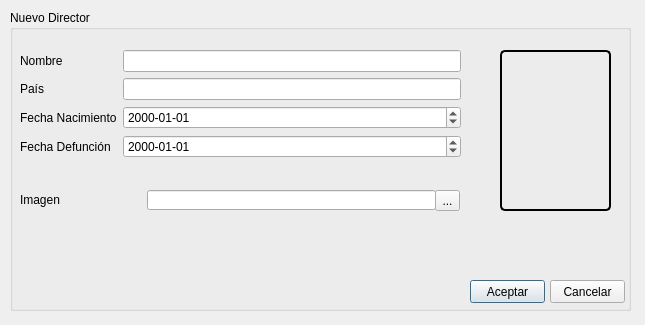
This is Programa/ui_files/NuevoDirectorDialog.ui in fr4j4/TrabajoTallerConstruccionSw as Qt 5 draws it before an edit. The edited form follows.
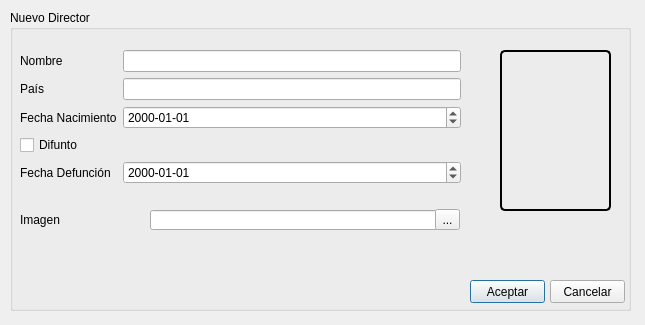
This is the edited form.

Commit message: nuevo director

What changed in the file:
```diff
--- a/Programa/ui_files/NuevoDirectorDialog.ui
+++ b/Programa/ui_files/NuevoDirectorDialog.ui
@@ -31,7 +31,7 @@
       <x>10</x>
       <y>40</y>
       <width>441</width>
-      <height>128</height>
+      <height>154</height>
      </rect>
     </property>
     <layout class="QFormLayout" name="formLayout">
@@ -72,27 +72,34 @@
        </property>
       </widget>
      </item>
-     <item row="3" column="0">
+     <item row="4" column="0">
       <widget class="QLabel" name="label_4">
        <property name="text">
         <string>Fecha Defunción</string>
        </property>
       </widget>
      </item>
-     <item row="3" column="1">
+     <item row="4" column="1">
       <widget class="QDateEdit" name="LDefuncion">
        <property name="displayFormat">
         <string>yyyy-MM-dd</string>
        </property>
       </widget>
      </item>
+     <item row="3" column="0">
+      <widget class="QCheckBox" name="CheckDead">
+       <property name="text">
+        <string>Difunto</string>
+       </property>
+      </widget>
+     </item>
     </layout>
    </widget>
    <widget class="QLabel" name="label_6">
     <property name="geometry">
      <rect>
       <x>10</x>
-      <y>180</y>
+      <y>200</y>
       <width>51</width>
       <height>20</height>
      </rect>
@@ -104,8 +111,8 @@
    <widget class="QLineEdit" name="LImagen">
     <property name="geometry">
      <rect>
-      <x>137</x>
-      <y>180</y>
+      <x>140</x>
+      <y>200</y>
       <width>289</width>
       <height>20</height>
      </rect>
@@ -115,7 +122,7 @@
     <property name="geometry">
      <rect>
       <x>425</x>
-      <y>180</y>
+      <y>199</y>
       <width>25</width>
       <height>21</height>
      </rect>
```
The commit also changes 5 other files.
